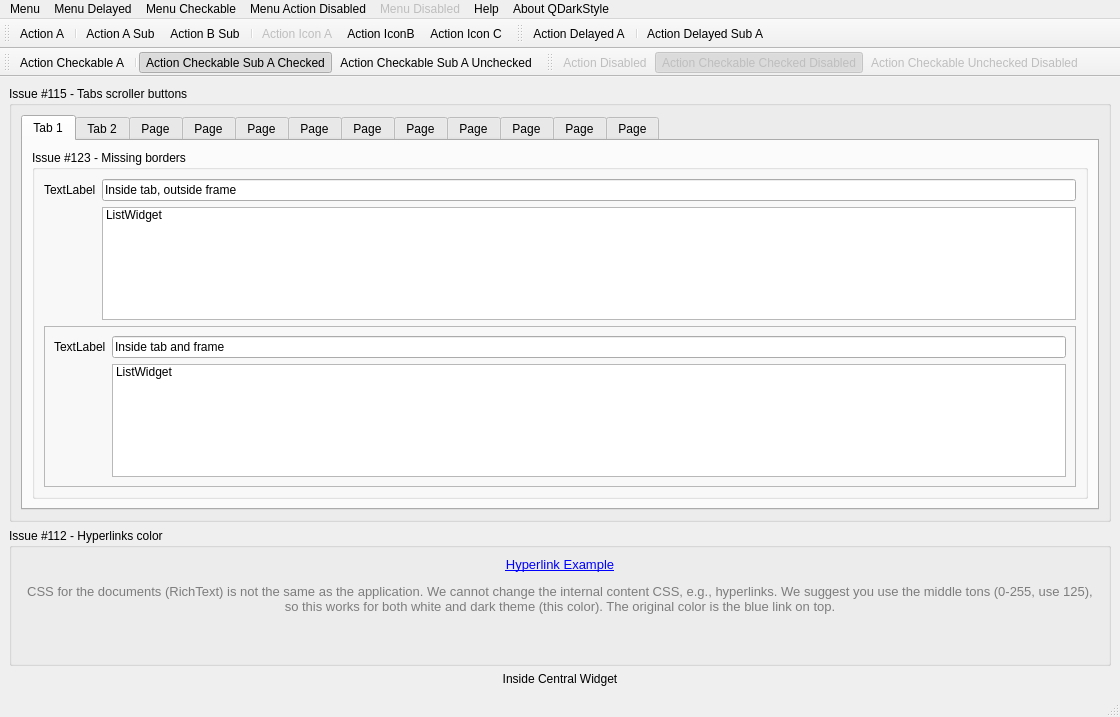
The window that qdarkstyle/example/ui/mw_menus.ui (ColinDuquesnoy/QDarkStyleSheet) describes before a commit, drawn with Qt 5.
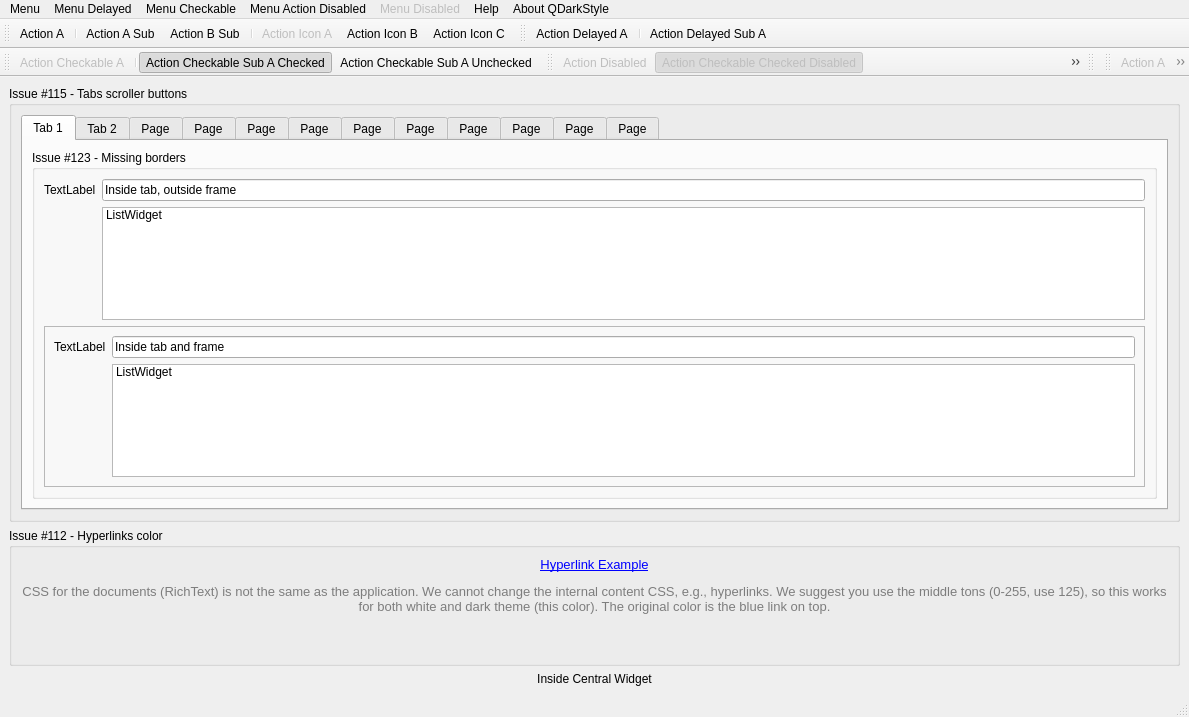
The same window after the commit. Icons and pictures are not drawn.

Commit message: Update example with more toolbars

```diff
--- a/qdarkstyle/example/ui/mw_menus.ui
+++ b/qdarkstyle/example/ui/mw_menus.ui
@@ -6,7 +6,7 @@
    <rect>
     <x>0</x>
     <y>0</y>
-    <width>1120</width>
+    <width>1189</width>
     <height>717</height>
    </rect>
   </property>
@@ -224,7 +224,7 @@
     <rect>
      <x>0</x>
      <y>0</y>
-     <width>1120</width>
+     <width>1189</width>
      <height>23</height>
     </rect>
    </property>
@@ -393,6 +393,41 @@
    <addaction name="actionActionCheckableCheckedDis"/>
    <addaction name="actionActionCheckableUncheckedDis"/>
   </widget>
+  <widget class="QToolBar" name="toolBarMenus">
+   <property name="windowTitle">
+    <string>Toolbar with menu</string>
+   </property>
+   <property name="toolTip">
+    <string>Toolbar with menu</string>
+   </property>
+   <attribute name="toolBarArea">
+    <enum>TopToolBarArea</enum>
+   </attribute>
+   <attribute name="toolBarBreak">
+    <bool>false</bool>
+   </attribute>
+  </widget>
+  <widget class="QToolBar" name="toolBarDis">
+   <property name="enabled">
+    <bool>false</bool>
+   </property>
+   <property name="windowTitle">
+    <string>Toolbar disabled</string>
+   </property>
+   <property name="toolTip">
+    <string>Toolbar disabled</string>
+   </property>
+   <attribute name="toolBarArea">
+    <enum>TopToolBarArea</enum>
+   </attribute>
+   <attribute name="toolBarBreak">
+    <bool>false</bool>
+   </attribute>
+   <addaction name="actionActionA"/>
+   <addaction name="actionActionSubA"/>
+   <addaction name="actionActionCheckableA"/>
+   <addaction name="actionActionCheckableCheckedDis"/>
+  </widget>
   <action name="actionActionA">
    <property name="text">
     <string>Action A</string>
@@ -431,6 +466,9 @@
    <property name="checkable">
     <bool>true</bool>
    </property>
+   <property name="enabled">
+    <bool>false</bool>
+   </property>
    <property name="text">
     <string>Action Checkable A</string>
    </property>
@@ -504,7 +542,7 @@
      <normaloff>:/qss_icons/${ID}/rc/window_close_focus.png</normaloff>:/qss_icons/${ID}/rc/window_close_focus.png</iconset>
    </property>
    <property name="text">
-    <string>Action IconB</string>
+    <string>Action Icon B</string>
    </property>
    <property name="toolTip">
     <string>Action Icon B</string>
```
Left out of the diff: 28 changed lines with no effect on the pictures. The commit also changes 4 other files.
